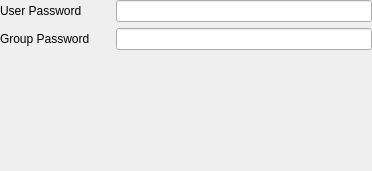
The window that vpnplugins/vpnc/vpncauth.ui (KDE/networkmanagement) describes before a commit, drawn with Qt 5.
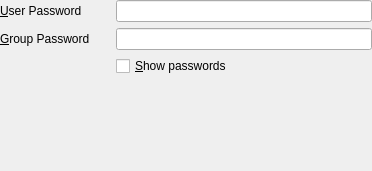
The same window after the commit. Custom widgets are drawn as their Qt base class.

Commit message: implement a "Show passwords" checkbox to optionally reveal the passwords when typing them

Diff of the .ui file:
```diff
--- a/vpnplugins/vpnc/vpncauth.ui
+++ b/vpnplugins/vpnc/vpncauth.ui
@@ -20,7 +20,7 @@
    <item row="0" column="0">
     <widget class="QLabel" name="textLabel1">
      <property name="text">
-      <string>User Password</string>
+      <string>&amp;User Password</string>
      </property>
      <property name="wordWrap">
       <bool>false</bool>
@@ -33,7 +33,7 @@
    <item row="1" column="0">
     <widget class="QLabel" name="textLabel2">
      <property name="text">
-      <string>Group Password</string>
+      <string>&amp;Group Password</string>
      </property>
      <property name="wordWrap">
       <bool>false</bool>
@@ -50,7 +50,7 @@
      </property>
     </widget>
    </item>
-   <item row="2" column="1">
+   <item row="3" column="1">
     <spacer name="spacer1">
      <property name="orientation">
       <enum>Qt::Vertical</enum>
@@ -73,6 +73,13 @@
      </property>
     </widget>
    </item>
+   <item row="2" column="2">
+    <widget class="QCheckBox" name="cbShowPasswords">
+     <property name="text">
+      <string>&amp;Show passwords</string>
+     </property>
+    </widget>
+   </item>
   </layout>
  </widget>
  <layoutdefault spacing="6" margin="11"/>
```
The commit also changes 2 other files.
